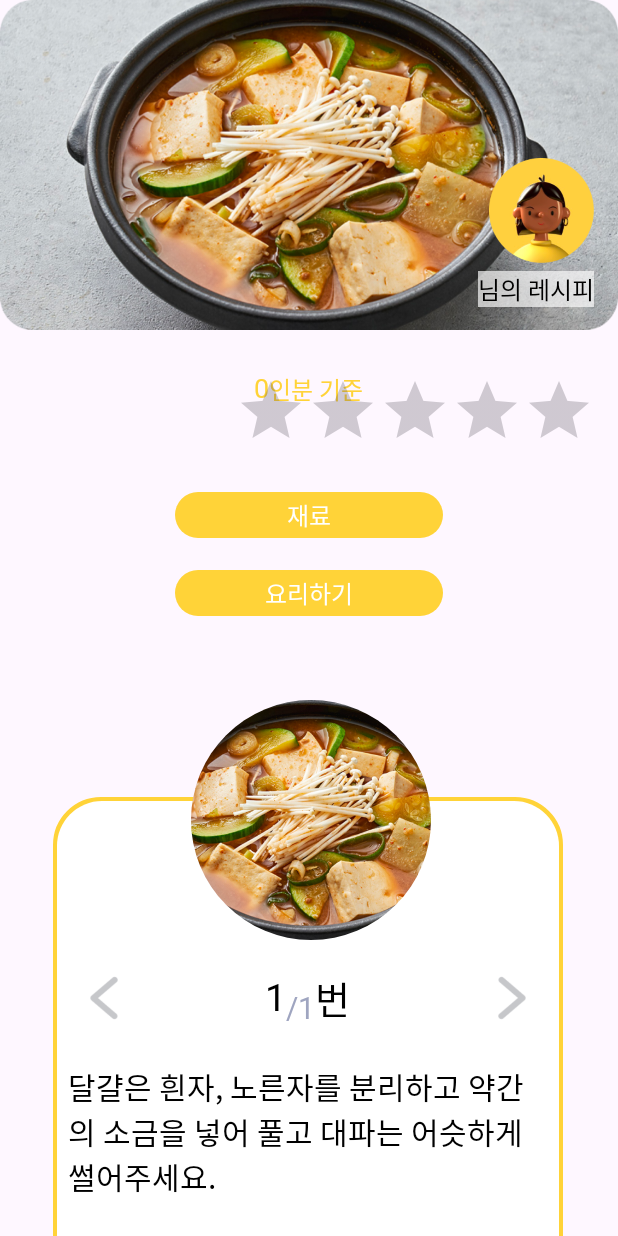
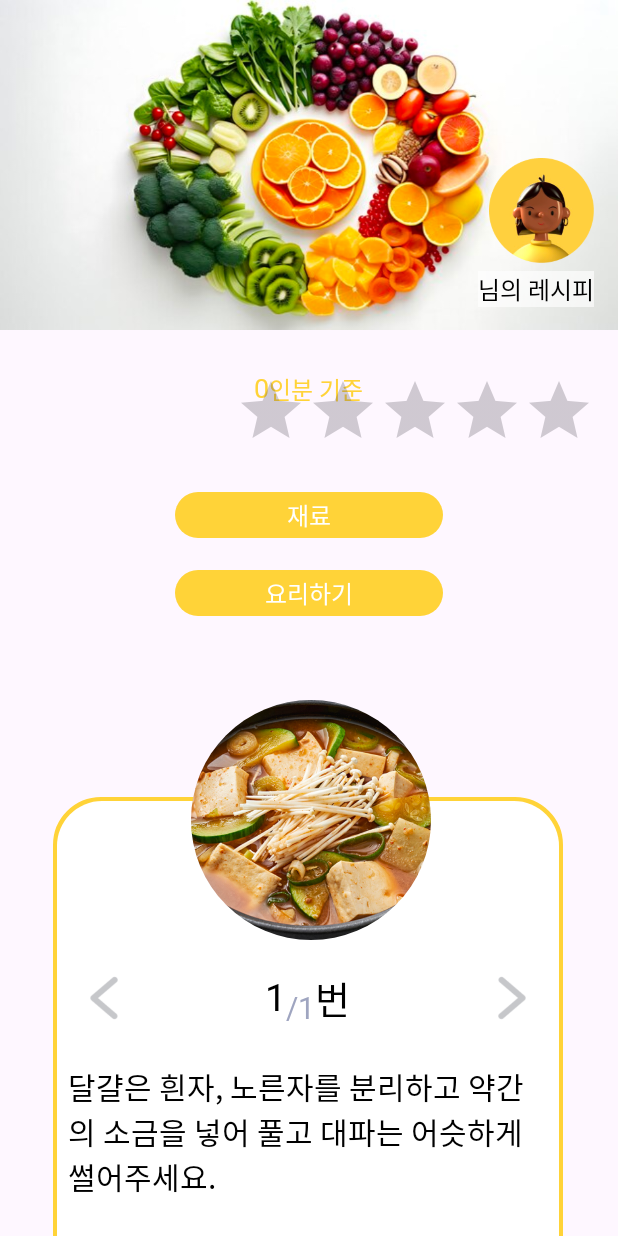
Before and after one commit to cooClock/CooClock-teamproject, an Android app: the recipe_page screen opened directly, with no data from a screen before it, on a phone screen of 412 x 824 dp. Run offline under Robolectric (Android 15) with nearby library versions, the phone set to English and light mode, and no system bars; our stand-ins replace CircleImageView, Firebase (no records; nobody signed in at launch, a user with empty details on screens opened directly); libraries missing offline, so code that uses them is left out: com.willy.ratingbar; plain views replace BaseRatingBar; Roboto replaces fonts that are not available here; 14 statements that could not run were skipped.

Commit message:
레시피화면 이미지 수정

```diff
--- a/app/src/main/java/com/example/cooclock/recipe_page.java
+++ b/app/src/main/java/com/example/cooclock/recipe_page.java
@@ -6,6 +6,7 @@ import android.util.Log;
 import android.view.LayoutInflater;
 import android.view.View;
 import android.view.ViewGroup;
+import android.widget.ImageView;
 import android.widget.TextView;
 
 import androidx.annotation.NonNull;
@@ -118,6 +119,7 @@ public class recipe_page extends AppCompatActivity {
     레시피 기본 정보 수정(작성자, 몇 인분, 제목, 좋아요 상태, 후기
      */
     public void initializeRecipe() {
+        ImageView recipe_image = (ImageView) findViewById(R.id.recipe_page_recipe_image); // 사진
         TextView recipe_writer = (TextView) findViewById(R.id.recipe_writer); // 작성자
         TextView recipe_servings = (TextView) findViewById(R.id.recipe_servings); // 기준 인원
         TextView recipe_title = (TextView) findViewById(R.id.recipe_title); // 제목
@@ -131,7 +133,7 @@ public class recipe_page extends AppCompatActivity {
         LinearProgressIndicator two_point = (LinearProgressIndicator) findViewById(R.id.rating_2); // 2점
         LinearProgressIndicator one_point = (LinearProgressIndicator) findViewById(R.id.rating_1); // 1점
 
-
+        recipe_image.setImageResource(R.drawable.sample_img);
         recipe_writer.setText(recipe.getWriter()); // 레시피 작성자 설정
         recipe_servings.setText(String.valueOf(recipe.getServings())); // 기준 인원 설정
         recipe_title.setText(recipe.getTitle()); // 제목 설정
```
